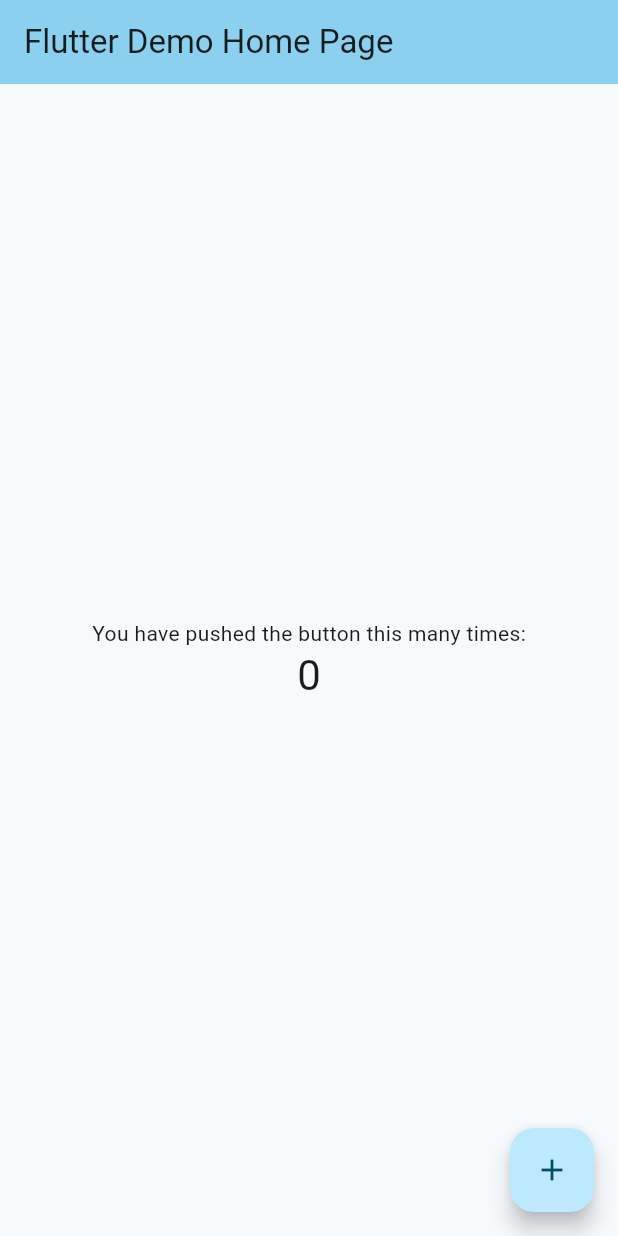
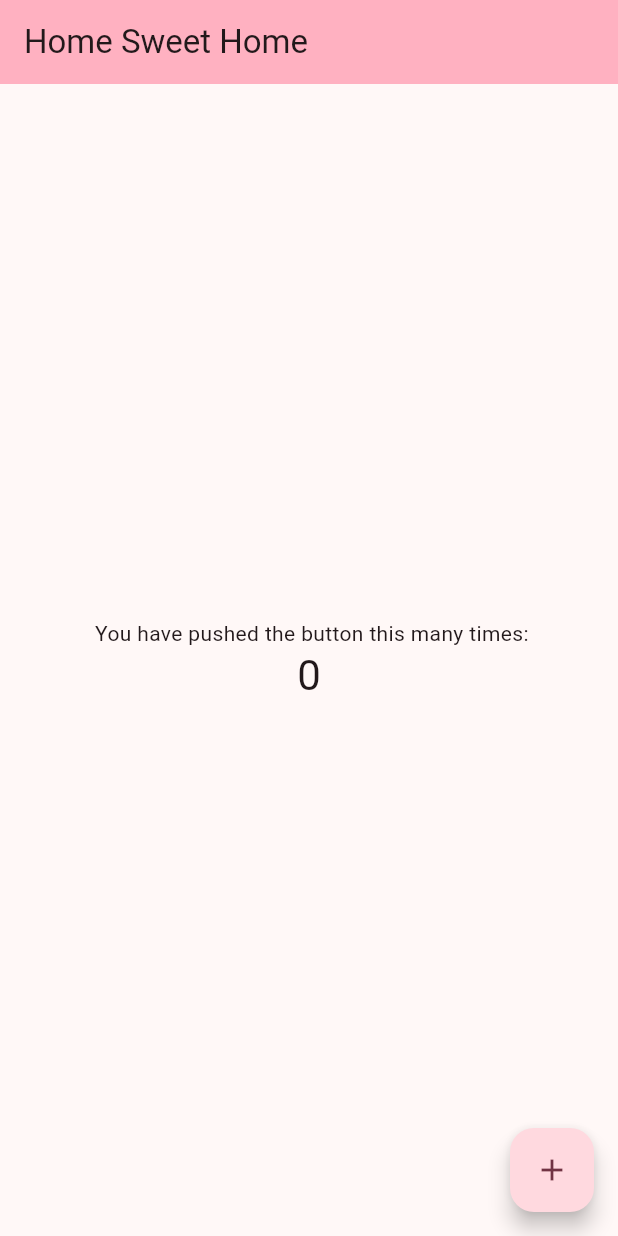
Before and after one commit to superT0f/kill-the-boss, a Flutter app: the screen it shows after launch, on a phone screen of 412 x 824 dp. Run offline on Flutter 3.47's test engine with Material 3 defaults, Android fonts, the phone set to English and light mode, and no system bars; missing offline and left inert: dart_random_choice.

Commit message:
testing dart

```diff
--- a/lib/main.dart
+++ b/lib/main.dart
@@ -1,4 +1,13 @@
 import 'package:flutter/material.dart';
+import 'package:dart_random_choice/dart_random_choice.dart';
+
+
+String getRandomUnicode() {
+   var uni = [ "\u2665", "\u00A5", "\u00AE",
+               "\u00BB", "\u01EF", "\u1EFC",
+               "\u1EFB", "\u02AC", "\u0277" ];
+   return randomChoice(uni);
+}
 
 void main() {
   runApp(const MyApp());
@@ -11,7 +20,7 @@ class MyApp extends StatelessWidget {
   @override
   Widget build(BuildContext context) {
     return MaterialApp(
-      title: 'Flutter Demo',
+      title: 'Flutter App',
       theme: ThemeData(
         // This is the theme of your application.
         //
@@ -28,10 +37,10 @@ class MyApp extends StatelessWidget {
         //
         // This works for code too, not just values: Most code changes can be
         // tested with just a hot reload.
-        colorScheme: ColorScheme.fromSeed(seedColor: Colors.blueGrey),
+        colorScheme: ColorScheme.fromSeed(seedColor: Colors.pinkAccent),
         useMaterial3: true,
       ),
-      home: const MyHomePage(title: 'Flutter Demo Home Page'),
+      home: const MyHomePage(title: 'Home Sweet Home'),
     );
   }
 }
@@ -105,8 +114,8 @@ class _MyHomePageState extends State<MyHomePage> {
           // wireframe for each widget.
           mainAxisAlignment: MainAxisAlignment.center,
           children: <Widget>[
-            const Text(
-              'You have pushed the button this many times:',
+            Text(
+              '${getRandomUnicode()} You have pushed the button this many times:',
             ),
             Text(
               '$_counter',
@@ -117,7 +126,7 @@ class _MyHomePageState extends State<MyHomePage> {
       ),
       floatingActionButton: FloatingActionButton(
         onPressed: _incrementCounter,
-        tooltip: 'Increment',
+        tooltip: 'Increment ${getRandomUnicode()}',
         child: const Icon(Icons.add),
       ), // This trailing comma makes auto-formatting nicer for build methods.
     );
--- a/pubspec.yaml
+++ b/pubspec.yaml
@@ -16,7 +16,7 @@ publish_to: 'none' # Remove this line if you wish to publish to pub.dev
 # https://developer.apple.com/library/archive/documentation/General/Reference/InfoPlistKeyReference/Articles/CoreFoundationKeys.html
 # In Windows, build-name is used as the major, minor, and patch parts
 # of the product and file versions while build-number is used as the build suffix.
-version: 1.0.0+1
+version: 1.0.42+1
 
 environment:
   sdk: '>=3.4.0-282.3.beta <4.0.0'
@@ -35,6 +35,7 @@ dependencies:
   # The following adds the Cupertino Icons font to your application.
   # Use with the CupertinoIcons class for iOS style icons.
   cupertino_icons: ^1.0.6
+  dart_random_choice: ^0.2.0
 
 dev_dependencies:
   flutter_test:
```
Also changed, not shown: pubspec.lock.
